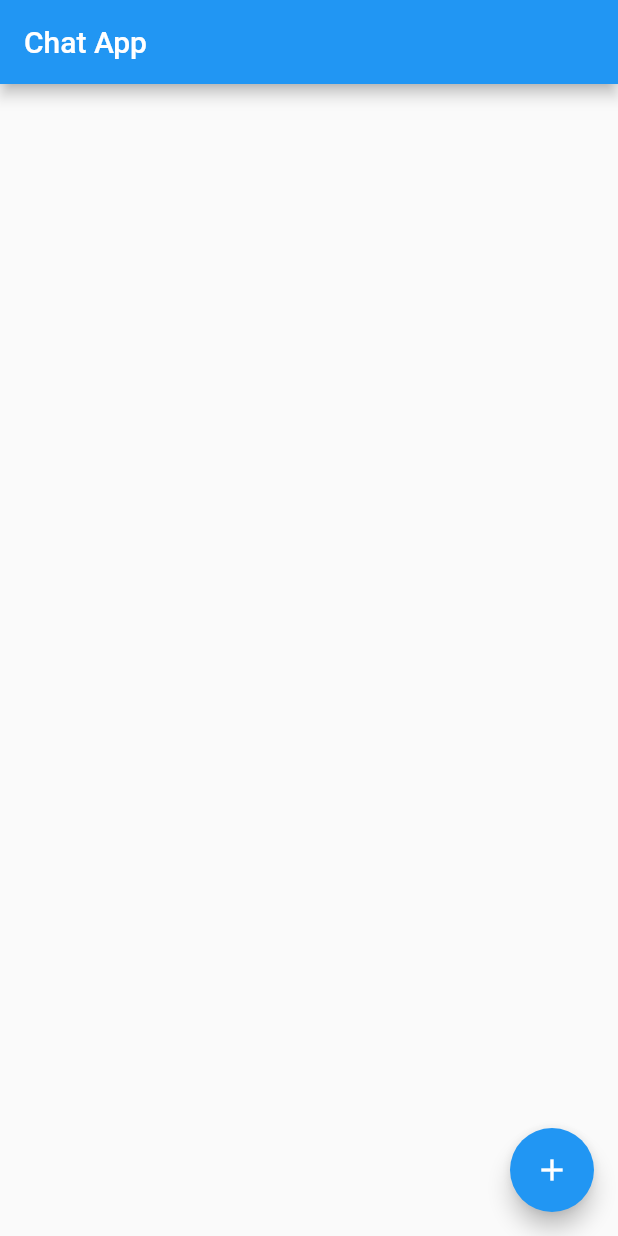
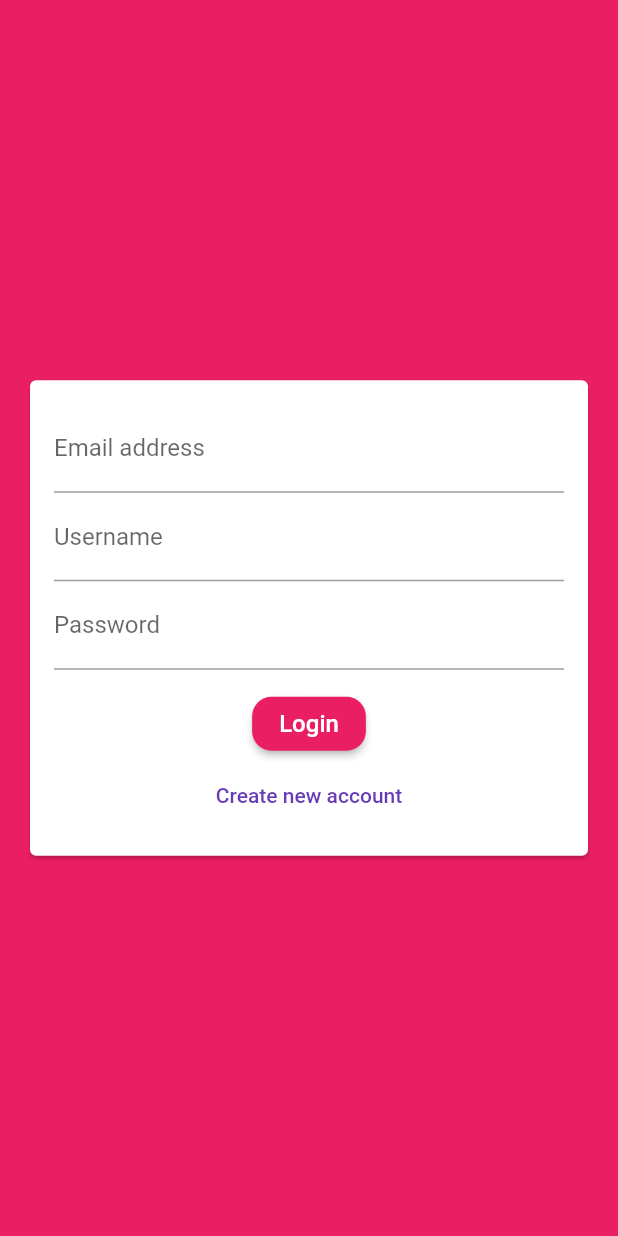
Before and after one commit to atharv-bhadange/Chat-App, a Flutter app: the screen it shows after launch, on a phone screen of 412 x 824 dp. Run offline on Flutter 3.47's test engine with Material 2 defaults, Android fonts, the phone set to English and light mode, and no system bars; our stand-ins replace cloud_firestore, firebase_core; accounts and stored records are empty.

Commit message:
UI auth form

```diff
--- a/lib/main.dart
+++ b/lib/main.dart
@@ -1,6 +1,7 @@
 import 'package:flutter/material.dart';
 
 import './screens/chat_screen.dart';
+import 'package:chat_app/screens/auth_screen.dart';
 
 import 'package:firebase_core/firebase_core.dart';
 
@@ -18,9 +19,20 @@ class MyApp extends StatelessWidget {
     return MaterialApp(
       title: 'Flutter Chat',
       theme: ThemeData(
-        primarySwatch: Colors.blue,
+        primarySwatch: Colors.pink,
+        backgroundColor: Colors.pink,
+        colorScheme: ColorScheme.fromSwatch(
+          accentColor: Colors.deepPurple,
+        ),
+        buttonTheme: ButtonTheme.of(context).copyWith(
+          buttonColor: Colors.pink,
+          textTheme: ButtonTextTheme.primary,
+          shape: RoundedRectangleBorder(
+            borderRadius: BorderRadius.circular(13),
+          ),
+        ),
       ),
-      home: const ChatScreen(),
+      home: const AuthScreen(),
     );
   }
 }
--- a/lib/screens/auth_screen.dart
+++ b/lib/screens/auth_screen.dart
@@ -0,0 +1,20 @@
+import 'package:flutter/material.dart';
+
+import 'package:chat_app/widgets/auth/auth_form.dart';
+
+class AuthScreen extends StatefulWidget {
+  const AuthScreen({Key? key}) : super(key: key);
+
+  @override
+  _AuthScreenState createState() => _AuthScreenState();
+}
+
+class _AuthScreenState extends State<AuthScreen> {
+  @override
+  Widget build(BuildContext context) {
+    return Scaffold(
+      backgroundColor: Theme.of(context).primaryColor,
+      body: AuthForm(),
+    );
+  }
+}
--- /dev/null
+++ b/lib/widgets/auth/auth_form.dart
@@ -0,0 +1,77 @@
+//import 'dart:html';
+
+import 'package:flutter/material.dart';
+
+class AuthForm extends StatefulWidget {
+  const AuthForm({Key? key}) : super(key: key);
+
+  @override
+  _AuthFormState createState() => _AuthFormState();
+}
+
+class _AuthFormState extends State<AuthForm> {
+  @override
+  Widget build(BuildContext context) {
+    return Center(
+      child: Card(
+        margin: const EdgeInsets.all(20),
+        child: SingleChildScrollView(
+          child: Padding(
+              padding: const EdgeInsets.all(16),
+              child: Form(
+                child: Column(
+                  mainAxisSize: MainAxisSize.min,
+                  children: [
+                    TextFormField(
+                      keyboardType: TextInputType.emailAddress,
+                      decoration: const InputDecoration(
+                        labelText: 'Email address',
+                      ),
+                    ),
+                    TextFormField(
+                      decoration: const InputDecoration(
+                        labelText: 'Username',
+                      ),
+                    ),
+                    TextFormField(
+                      decoration: const InputDecoration(
+                        labelText: 'Password',
+                      ),
+                      obscureText: true,
+                    ),
+                    const SizedBox(
+                      height: 12,
+                    ),
+                    ElevatedButton(
+                      onPressed: () {},
+                      child: Text(
+                        'Login',
+                        style: TextStyle(
+                          fontSize: 16,
+                        ),
+                      ),
+                      style: ElevatedButton.styleFrom(
+                        padding: const EdgeInsets.fromLTRB(18, 8, 18, 8),
+                        primary: Theme.of(context).primaryColor,
+                        shape: RoundedRectangleBorder(
+                          borderRadius: BorderRadius.circular(13.0),
+                        ),
+                      ),
+                    ),
+                    TextButton(
+                      onPressed: () {},
+                      child: Text(
+                        'Create new account',
+                        style: TextStyle(
+                          color: Theme.of(context).colorScheme.secondary,
+                        ),
+                      ),
+                    ),
+                  ],
+                ),
+              )),
+        ),
+      ),
+    );
+  }
+}
```
